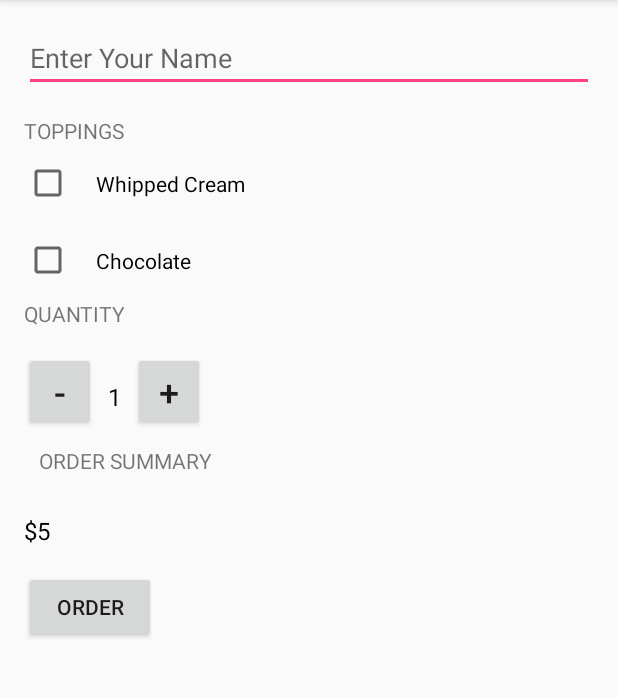
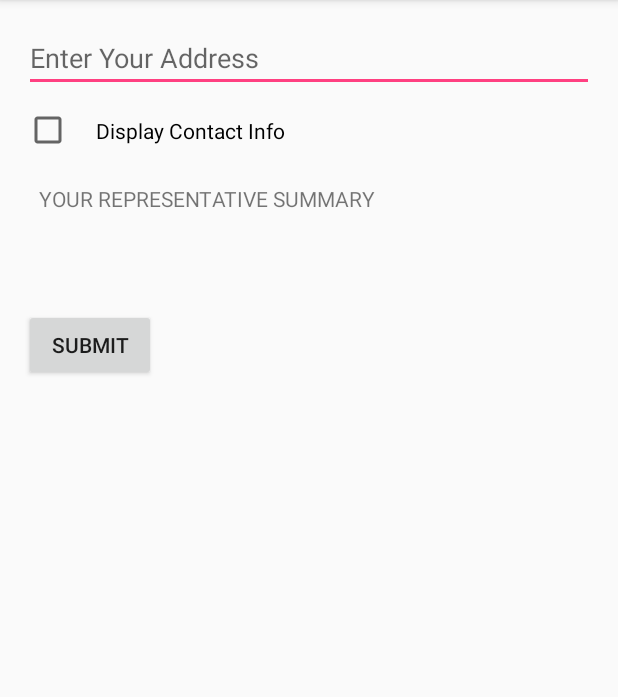
Before and after one commit to ddemilla/politikly, an Android app: the screen it shows after launch (DisplayReps), on a phone screen of 412 x 824 dp, the part 84-781 px from its top. Run offline under Robolectric (Android 15) with nearby library versions, the phone set to English and light mode, and no system bars.

Commit message:
Removed extra buttons and text views

```diff
--- a/app/src/main/java/com/example/android/politikly/DisplayReps.java
+++ b/app/src/main/java/com/example/android/politikly/DisplayReps.java
@@ -34,7 +34,7 @@ public class DisplayReps extends AppCompatActivity {
         super.onCreate(savedInstanceState);
         setContentView(R.layout.activity_display_reps);
 
-        final CheckBox checkBox = (CheckBox) findViewById(R.id.checkbox_cream);
+        final CheckBox checkBox = (CheckBox) findViewById(R.id.checkbox_contact_info);
         if (checkBox.isChecked()) {
             checkBox.setChecked(false);
         }
@@ -45,11 +45,8 @@ public class DisplayReps extends AppCompatActivity {
      * This method is called when the order button is clicked.
      */
     public void submitOrder(View view) {
-        CheckBox iceCreamCheckBox = (CheckBox) findViewById(R.id.checkbox_cream);
-        boolean hasWhippedCream = iceCreamCheckBox.isChecked();
-
-        CheckBox chocolateCheckBox = (CheckBox) findViewById(R.id.checkbox_chocolate);
-        boolean hasChocolate = chocolateCheckBox.isChecked();
+        CheckBox contactInfoCheckBox = (CheckBox) findViewById(R.id.checkbox_contact_info);
+        boolean returnContactInfo = contactInfoCheckBox.isChecked();
 
         EditText nameText = (EditText) findViewById(R.id.name);
         String name = nameText.getText().toString();
@@ -107,7 +104,7 @@ public class DisplayReps extends AppCompatActivity {
         DistrictAsyncTask getDistrictTask = new DistrictAsyncTask();
         getDistrictTask.execute(url);
 
-        String priceMessage = createOrderSummary(hasWhippedCream, hasChocolate, name, longitude, latitude);
+        String priceMessage = createOrderSummary(returnContactInfo, name, longitude, latitude);
 
 //        Intent intent = new Intent(Intent.ACTION_SENDTO);
 //        intent.setData(Uri.parse("mailto:")); // only email apps should handle this
@@ -120,7 +117,7 @@ public class DisplayReps extends AppCompatActivity {
 //        displayMessage(priceMessage);
     }
 
-    public String createOrderSummary(boolean hasWhippedCream, boolean hasChocolate, String name, double longitude, double latitude) {
+    public String createOrderSummary(boolean returnContactInfo, String name, double longitude, double latitude) {
         return "Name: " + name + "\nLongitude " + longitude + "\nLatitude: " + latitude ;
     }
 
@@ -138,14 +135,6 @@ public class DisplayReps extends AppCompatActivity {
         return base_url;
     };
 
-    /**
-     * This method displays the given quantity value on the screen.
-     */
-    private void display(int number) {
-        TextView quantityTextView = (TextView) findViewById(R.id.quantity_text_view);
-        quantityTextView.setText("" + number);
-    }
-
 
     private int calculatePrice(boolean hasWhippedCream, boolean hasChocolate) {
         int price = 5;
@@ -157,20 +146,6 @@ public class DisplayReps extends AppCompatActivity {
             price += 2;
         }
         return price * quantity;
-    }
-
-    public void increment(View view) {
-        if (quantity < 100) {
-            quantity = quantity + 1;
-        }
-        display(quantity);
-    }
-
-    public void decrement(View view) {
-        if (quantity > 1) {
-            quantity = quantity - 1;
-        }
-        display(quantity);
     }
 
     /**
--- a/app/src/main/res/layout/activity_display_reps.xml
+++ b/app/src/main/res/layout/activity_display_reps.xml
@@ -19,71 +19,20 @@
             android:id="@+id/name"
             android:layout_width="fill_parent"
             android:layout_height="wrap_content"
-            android:hint="Enter Your Name"
+            android:hint="Enter Your Address"
             android:inputType="textCapWords" />
 
-        <TextView
-            android:layout_marginTop="16dp"
-            android:layout_width="wrap_content"
-            android:layout_height="wrap_content"
-            android:text="Toppings"
-            android:textAllCaps="true" />
-
-        <CheckBox android:id="@+id/checkbox_cream"
+        <CheckBox android:id="@+id/checkbox_contact_info"
             android:layout_width="wrap_content"
             android:layout_height="wrap_content"
             android:padding="16dp"
-            android:text="Whipped Cream"/>
-
-        <CheckBox android:id="@+id/checkbox_chocolate"
-            android:layout_width="wrap_content"
-            android:layout_height="wrap_content"
-            android:padding="16dp"
-            android:text="Chocolate"/>
+            android:text="Display Contact Info"/>
 
         <TextView
             android:layout_width="wrap_content"
             android:layout_height="wrap_content"
             android:layout_marginBottom="16dp"
-            android:text="Quantity"
-            android:textAllCaps="true" />
-
-        <LinearLayout
-            android:orientation="horizontal"
-            android:layout_width="wrap_content"
-            android:layout_height="wrap_content">
-
-            <Button
-                android:layout_width="48dp"
-                android:layout_height="wrap_content"
-                android:text="-"
-                android:textSize="24dp"
-                android:onClick="decrement" />
-
-            <TextView
-                android:id="@+id/quantity_text_view"
-                android:layout_width="wrap_content"
-                android:layout_height="wrap_content"
-                android:text="1"
-                android:textColor="#000000"
-                android:textSize="16sp"
-                android:padding="8dp"/>
-
-            <Button
-                android:layout_width="48dp"
-                android:layout_height="wrap_content"
-                android:text="+"
-                android:textSize="24dp"
-                android:textAllCaps="true"
-                android:onClick="increment" />
-
-        </LinearLayout>
-
-        <TextView
-            android:layout_width="wrap_content"
-            android:layout_height="wrap_content"
-            android:layout_marginBottom="16dp"
-            android:text="Order Summary"
+            android:text="Your Representative Summary"
             android:textAllCaps="true"
             android:padding="10sp"/>
 
@@ -91,7 +40,7 @@
             android:id="@+id/order_summary_text_view"
             android:layout_width="wrap_content"
             android:layout_height="wrap_content"
-            android:text="$5"
+            android:text=""
             android:textColor="#000000"
             android:textSize="16sp" />
 
@@ -99,7 +48,7 @@
             android:layout_width="wrap_content"
             android:layout_height="wrap_content"
             android:layout_marginTop="16dp"
-            android:text="Order"
+            android:text="Submit"
             android:textAllCaps="true"
             android:onClick="submitOrder" />
     </LinearLayout>
```
